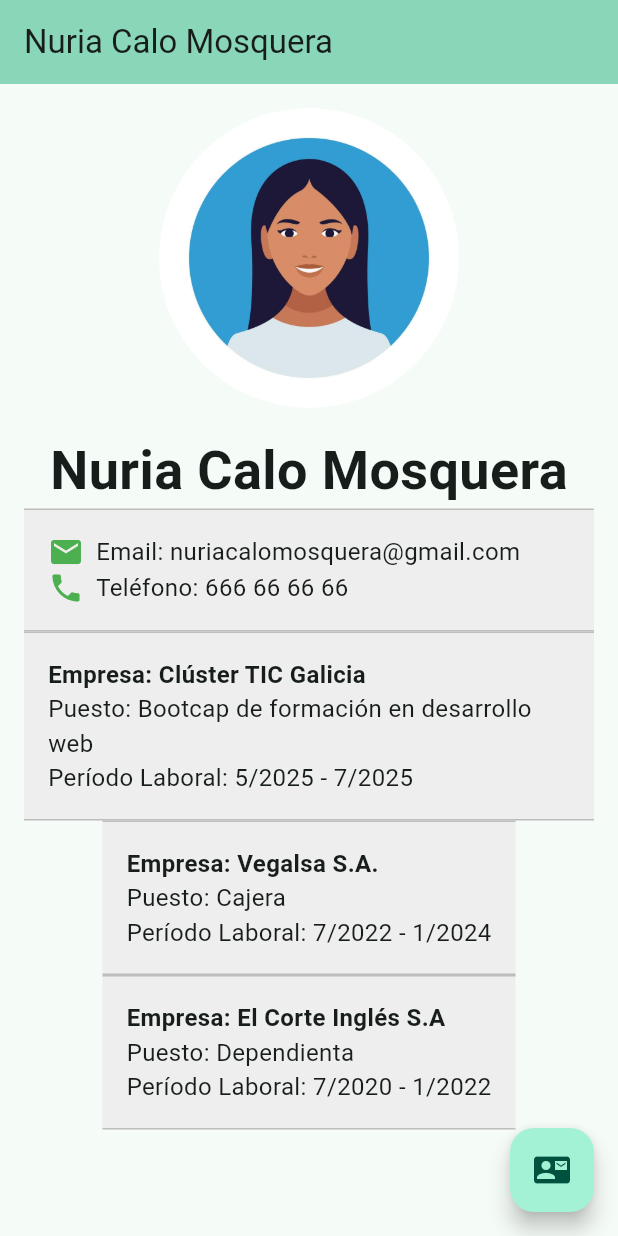
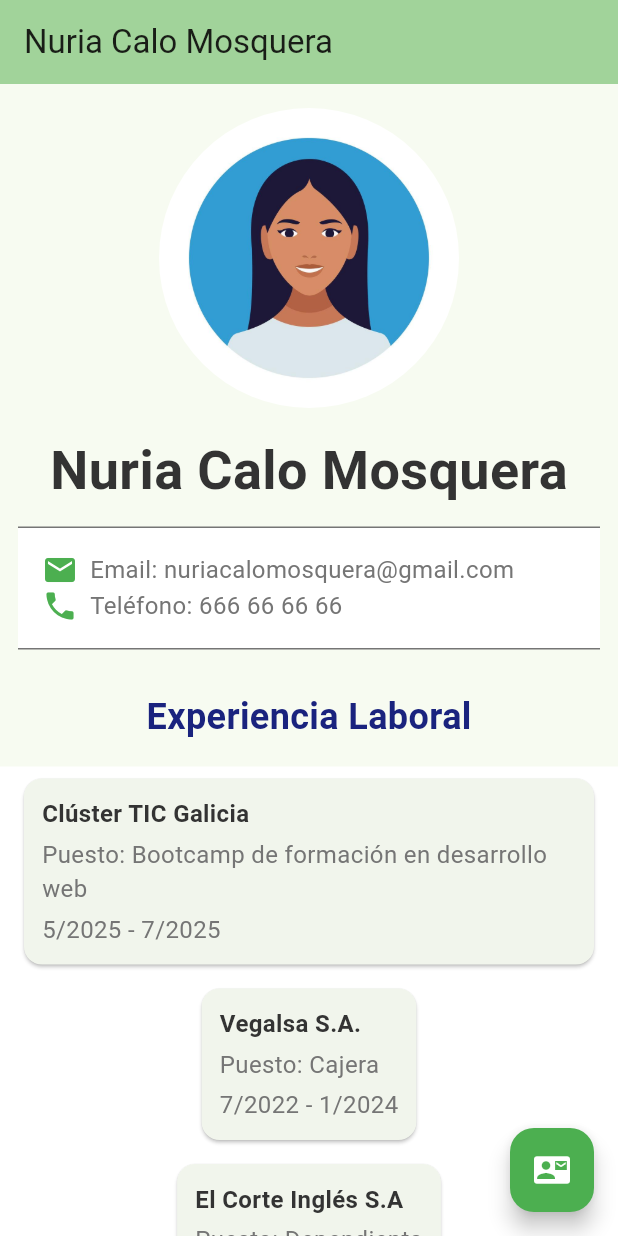
Before and after one commit to nuriacalo/CV_Interfaces, a Flutter app: the screen it shows after launch, on a phone screen of 412 x 824 dp. Run offline on Flutter 3.47's test engine with Material 3 defaults, Android fonts, the phone set to English and light mode, and no system bars; Roboto replaces fonts that are missing (Arial).

Commit message:
working in progress

```diff
--- a/lib/main.dart
+++ b/lib/main.dart
@@ -1,6 +1,13 @@
 import 'dart:math';
 
 import 'package:flutter/material.dart';
+
+// Paleta de colores
+const Color primaryGreen = Color(0xFF4CAF50);
+const Color backgroundWhite = Color(0xFFFFFFFF);
+const Color contentDarkGrey = Color(0xFF333333);
+const Color secondaryGrey = Color(0xFF757575);
+const Color accentNavyBlue = Color(0xFF1A237E);
 
 void main() {
   runApp(const MyApp());
@@ -15,9 +22,8 @@ class MyApp extends StatelessWidget {
     return MaterialApp(
       title: 'CV Nuria Calo Mosquera',
       theme: ThemeData(
-        colorScheme: ColorScheme.fromSeed(
-          seedColor: const Color.fromARGB(255, 231, 235, 231),
-        ),
+        useMaterial3: true,
+        colorScheme: ColorScheme.fromSeed(seedColor: primaryGreen),
       ),
       home: const MyHomePage(title: 'Nuria Calo Mosquera'),
     );
@@ -44,28 +50,34 @@ class ContactInfo extends StatelessWidget {
     return Container(
       padding: const EdgeInsets.all(16.0),
       decoration: BoxDecoration(
-        color: Colors.grey[200],
+        color: backgroundWhite,
         border: Border(
-          top: BorderSide(color: Colors.grey.shade400, width: 1.0),
-          bottom: BorderSide(color: Colors.grey.shade400, width: 1.0),
+          top: BorderSide(color: secondaryGrey, width: 1.0),
+          bottom: BorderSide(color: secondaryGrey, width: 1.0),
         ),
       ),
-      margin: const EdgeInsets.symmetric(horizontal: 16.0),
+      margin: const EdgeInsets.all(12.0),
       child: Column(
         crossAxisAlignment: CrossAxisAlignment.start,
         children: [
           Row(
             children: [
-              Icon(Icons.email, size: 24, color: Colors.green),
+              Icon(Icons.email, size: 24, color: primaryGreen),
               SizedBox(width: 8.0),
-              Text('Email: $email', style: TextStyle(fontSize: 16)),
+              Text(
+                'Email: $email',
+                style: TextStyle(fontSize: 16, color: secondaryGrey),
+              ),
             ],
           ),
           Row(
             children: [
-              Icon(Icons.phone, size: 24, color: Colors.green),
+              Icon(Icons.phone, size: 24, color: primaryGreen),
               SizedBox(width: 8.0),
-              Text('Teléfono: $phone', style: TextStyle(fontSize: 16)),
+              Text(
+                'Teléfono: $phone',
+                style: TextStyle(fontSize: 16, color: secondaryGrey),
+              ),
             ],
           ),
         ],
@@ -90,29 +102,78 @@ class workExperience extends StatelessWidget {
 
   @override
   Widget build(BuildContext context) {
-    return Container(
-      padding: const EdgeInsets.all(16.0),
-      decoration: BoxDecoration(
-        color: Colors.grey[200],
-        border: Border(
-          top: BorderSide(color: Colors.grey.shade400, width: 1.0),
-          bottom: BorderSide(color: Colors.grey.shade400, width: 1.0),
-        ),
-      ),
-      margin: const EdgeInsets.symmetric(horizontal: 16.0),
+    return Card(
+      margin: const EdgeInsets.symmetric(horizontal: 16.0, vertical: 8.0),
+      child: Padding(
+        padding: const EdgeInsets.all(12.0),
         child: Column(
           crossAxisAlignment: CrossAxisAlignment.start,
           children: [
             Text(
-            "Empresa: $company",
-            style: TextStyle(fontSize: 16, fontWeight: FontWeight.bold),
+              company,
+              style: TextStyle(
+                fontSize: 16,
+                fontWeight: FontWeight.bold,
+                color: contentDarkGrey,
               ),
-          Text("Puesto: $role", style: TextStyle(fontSize: 16)),
+            ),
+            const SizedBox(height: 4),
             Text(
-            "Período Laboral: ${startDate.month}/${startDate.year} - ${endDate != null ? '${endDate?.month}/${endDate?.year}' : 'Presente'}",
-            style: TextStyle(fontSize: 16),
+              "Puesto: $role",
+              style: TextStyle(fontSize: 16, color: secondaryGrey),
+            ),
+            const SizedBox(height: 4),
+            Text(
+              "${startDate.month}/${startDate.year} - ${endDate != null ? '${endDate?.month}/${endDate?.year}' : 'Presente'}",
+              style: TextStyle(fontSize: 16, color: secondaryGrey),
             ),
           ],
+        ),
+      ),
+    );
+  }
+}
+
+class education extends StatelessWidget {
+  final String institution;
+  final String degree;
+  final DateTime startDate;
+  final DateTime? endDate;
+
+  const education({
+    super.key,
+    required this.institution,
+    required this.degree,
+    required this.startDate,
+    this.endDate,
+  });
+
+  @override
+  Widget build(BuildContext context) {
+    return Card(
+      margin: const EdgeInsets.symmetric(horizontal: 16.0, vertical: 8.0),
+      child: Padding(
+        padding: const EdgeInsets.all(12.0),
+        child: Column(
+          crossAxisAlignment: CrossAxisAlignment.start,
+          children: [
+            Text(
+              institution,
+              style: TextStyle(
+                fontSize: 16,
+                fontWeight: FontWeight.bold,
+                color: contentDarkGrey,
+              ),
+            ),
+            const SizedBox(height: 4),
+            Text(degree, style: TextStyle(fontSize: 16, color: secondaryGrey)),
+            const SizedBox(height: 4),
+            Text(
+              "${startDate.month}/${startDate.year} - ${endDate != null ? '${endDate?.month}/${endDate?.year}' : 'Presente'}",
+              style: TextStyle(fontSize: 16, color: secondaryGrey),
+            ),
+          ],
+        ),
       ),
     );
   }
@@ -133,6 +194,7 @@ class _MyHomePageState extends State<MyHomePage> {
         title: Text(widget.title),
       ),
       body: Center(
+        child: SingleChildScrollView(
           child: Column(
             mainAxisAlignment: MainAxisAlignment.start,
             crossAxisAlignment: CrossAxisAlignment.center,
@@ -155,6 +217,7 @@ class _MyHomePageState extends State<MyHomePage> {
                   fontWeight: FontWeight.bold,
                   fontSize: 36,
                   fontFamily: 'Arial',
+                  color: contentDarkGrey,
                 ),
                 textAlign: TextAlign.justify,
               ),
@@ -162,9 +225,26 @@ class _MyHomePageState extends State<MyHomePage> {
                 email: 'nuriacalomosquera@gmail.com',
                 phone: '666 66 66 66',
               ),
+              const SizedBox(height: 16),
+              const Text(
+                'Experiencia Laboral',
+                style: TextStyle(
+                  fontWeight: FontWeight.bold,
+                  fontSize: 24,
+                  fontFamily: 'Arial',
+                  color: accentNavyBlue,
+                ),
+                textAlign: TextAlign.justify,
+              ),
+              const SizedBox(height: 16),
+              Container(
+                width: double.infinity,
+                color: backgroundWhite,
+                child: Column(
+                  children: [
                     workExperience(
                       company: "Clúster TIC Galicia",
-              role: "Bootcap de formación en desarrollo web",
+                      role: "Bootcamp de formación en desarrollo web",
                       startDate: DateTime(2025, 5),
                       endDate: DateTime(2025, 7),
                     ),
@@ -180,16 +260,83 @@ class _MyHomePageState extends State<MyHomePage> {
                       startDate: DateTime(2020, 7),
                       endDate: DateTime(2022, 1),
                     ),
-
                   ],
-
                 ),
-
+              ),
+              const SizedBox(height: 16),
+              const Text(
+                'Educación',
+                style: TextStyle(
+                  fontWeight: FontWeight.bold,
+                  fontSize: 24,
+                  fontFamily: 'Arial',
+                  color: accentNavyBlue,
+                ),
+                textAlign: TextAlign.justify,
+              ),
+              const SizedBox(height: 16),
+              Container(
+                width: double.infinity,
+                color: backgroundWhite,
+                child: Column(
+                  children: [
+                    education(
+                      institution: "IES Fernando Wirtz Súarez",
+                      degree:
+                          "FP Dual Superior en Desarrollo de Aplicaciones Multiplataforma",
+                      startDate: DateTime(2024, 9),
+                    ),
+                    education(
+                      institution: "Universidad de Santiago de Compostela",
+                      degree: "Grado en Maestra de Educación Infantil",
+                      startDate: DateTime(2014, 9),
+                      endDate: DateTime(2018, 6),
+                    ),
+                    education(
+                      institution:
+                          "Centro de Recursos educativos de la ONCE, Pontevedra",
+                      degree: "Braille en abierto",
+                      startDate: DateTime(2024, 3),
+                      endDate: DateTime(2024, 5),
+                    ),
+                    education(
+                      institution: "Universidad de Nebrija",
+                      degree:
+                          "Atención al Alumnado con alteraciones del Comportamiento o Hiperactividad",
+                      startDate: DateTime(2021, 1),
+                      endDate: DateTime(2021, 4),
+                    ),
+                    education(
+                      institution: "Universidad de Nebrija",
+                      degree:
+                          "Atención al Alumnado con Discapacidad Física o Sobredotación Intelectual",
+                      startDate: DateTime(2020, 3),
+                      endDate: DateTime(2020, 4),
+                    ),
+                    education(
+                      institution: "Universidad de Nebrija",
+                      degree: "Atención al Alumnado con Discapacidad Sensorial",
+                      startDate: DateTime(2019, 1),
+                      endDate: DateTime(2019, 3),
+                    ),
+                    education(
+                      institution: "Universidad de Nebrija",
+                      degree: "Educando en Valores la Paz y la Igualdad",
+                      startDate: DateTime(2019, 2),
+                      endDate: DateTime(2019, 4),
+                    ),
+                  ],
+                ),
+              ),
+            ],
+          ),
+        ),
       ),
       floatingActionButton: FloatingActionButton(
         onPressed: _contact,
         tooltip: 'Contact',
-        child: const Icon(Icons.contact_mail),
+        backgroundColor: primaryGreen,
+        child: const Icon(Icons.contact_mail, color: backgroundWhite),
       ),
     );
   }
```
Lines whose indentation alone changed are shown as unchanged.
